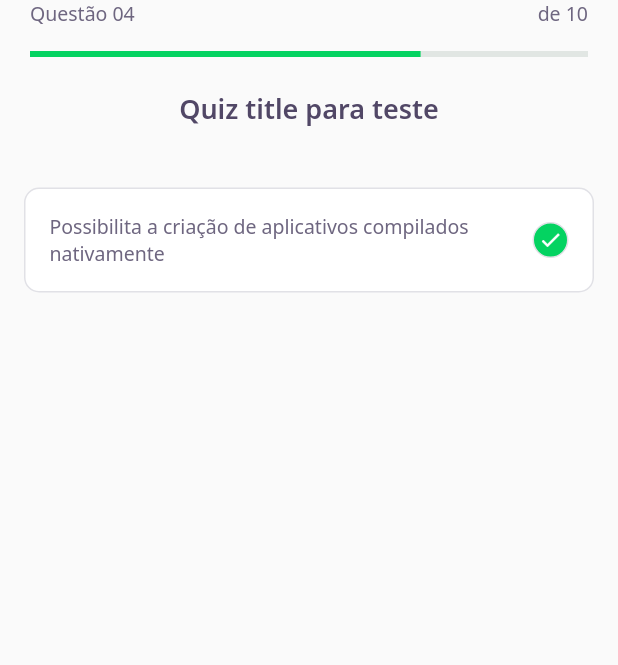
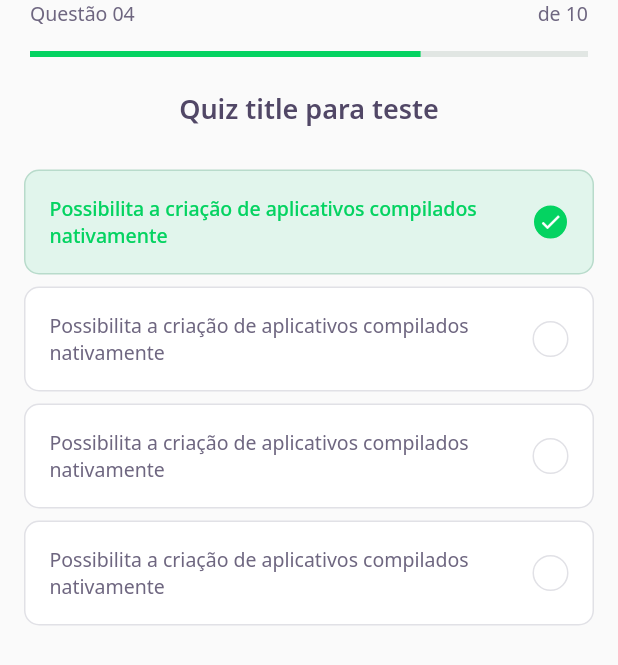
Before and after one commit to Lucas-Braganca/curso-flutter, a Flutter app: the screen it shows after launch, on a phone screen of 412 x 824 dp. Shown: the top 665 px of the screen. Run offline on Flutter 3.47's test engine with Material 2 defaults, Android fonts, the phone set to English and light mode, and no system bars; our stand-ins replace google_fonts.

Commit message:
:art: answer widget

```diff
--- a/devquiz/lib/challenge/widgets/answer/answer_widget.dart
+++ b/devquiz/lib/challenge/widgets/answer/answer_widget.dart
@@ -13,16 +13,38 @@ class AnswerWidget extends StatelessWidget {
       this.isRight = false,
       this.isSelected = false})
       : super(key: key);
+
+  Color get _selectedColorRight =>
+      isRight ? AppColors.darkGreen : AppColors.darkRed;
+
+  Color get _selectedBorderRight =>
+      isRight ? AppColors.lightGreen : AppColors.lightRed;
+
+  Color get _selectedColorCardRight =>
+      isRight ? AppColors.lightGreen : AppColors.lightRed;
+
+  Color get _selectedBorderCardRight =>
+      isRight ? AppColors.green : AppColors.red;
+
+  TextStyle get _selectedTextStyleRight =>
+      isRight ? AppTextStyles.bodyDarkGreen : AppTextStyles.bodyDarkRed;
+
+  IconData get _selectedIconRight => isRight ? Icons.check : Icons.close;
+
   @override
   Widget build(BuildContext context) {
     return Padding(
-      padding: const EdgeInsets.all(16),
+      padding: const EdgeInsets.symmetric(horizontal: 16, vertical: 4),
       child: Container(
         padding: EdgeInsets.all(16),
         decoration: BoxDecoration(
-          color: AppColors.white,
+          color: isSelected ? _selectedColorCardRight : AppColors.white,
           borderRadius: BorderRadius.circular(10),
-          border: Border.fromBorderSide(BorderSide(color: AppColors.border)),
+          border: Border.fromBorderSide(
+            BorderSide(
+              color: isSelected ? _selectedBorderCardRight : AppColors.border,
+            ),
+          ),
         ),
         child: Row(
           mainAxisAlignment: MainAxisAlignment.spaceBetween,
@@ -30,22 +52,27 @@ class AnswerWidget extends StatelessWidget {
             Expanded(
               child: Text(
                 title,
-                style: AppTextStyles.body,
+                style:
+                    isSelected ? _selectedTextStyleRight : AppTextStyles.body,
               ),
             ),
             Container(
               width: 24,
               height: 24,
               decoration: BoxDecoration(
-                color: AppColors.darkGreen,
+                  color: isSelected ? _selectedColorRight : AppColors.white,
                   borderRadius: BorderRadius.circular(500),
-                  border: Border.fromBorderSide(
-                      BorderSide(color: AppColors.border))),
-              child: Icon(
-                Icons.check,
-                size: 16,
-                color: Colors.white,
-              ),
+                  border: Border.fromBorderSide(BorderSide(
+                      color: isSelected
+                          ? _selectedBorderRight
+                          : AppColors.border))),
+              child: isSelected
+                  ? Icon(
+                      _selectedIconRight,
+                      size: 16,
+                      color: AppColors.white,
+                    )
+                  : null,
             ),
           ],
         ),
--- a/devquiz/lib/challenge/widgets/quiz/quiz_widget.dart
+++ b/devquiz/lib/challenge/widgets/quiz/quiz_widget.dart
@@ -19,7 +19,10 @@ class QuizWidget extends StatelessWidget {
           SizedBox(
             height: 24,
           ),
-          AnswerWidget(title: "Possibilita a criação de aplicativos compilados nativamente")
+          AnswerWidget(title: "Possibilita a criação de aplicativos compilados nativamente", isSelected: true, isRight: true,),
+          AnswerWidget(title: "Possibilita a criação de aplicativos compilados nativamente",isSelected: false, isRight: false,),
+          AnswerWidget(title: "Possibilita a criação de aplicativos compilados nativamente"),
+          AnswerWidget(title: "Possibilita a criação de aplicativos compilados nativamente"),
         ],
       ),
     );
```
